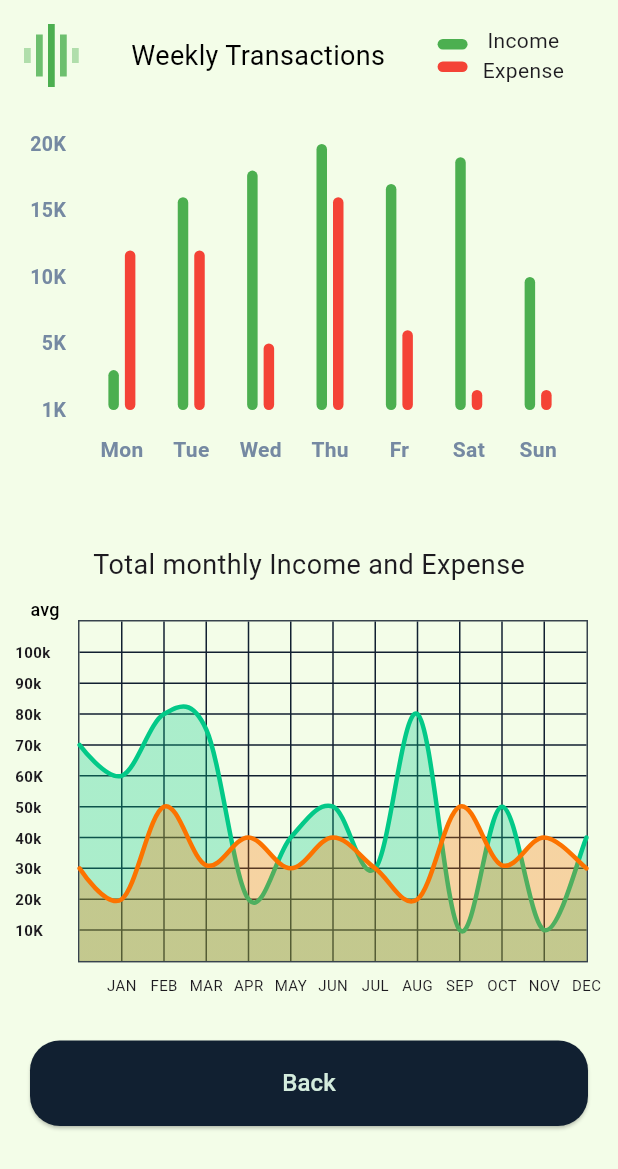
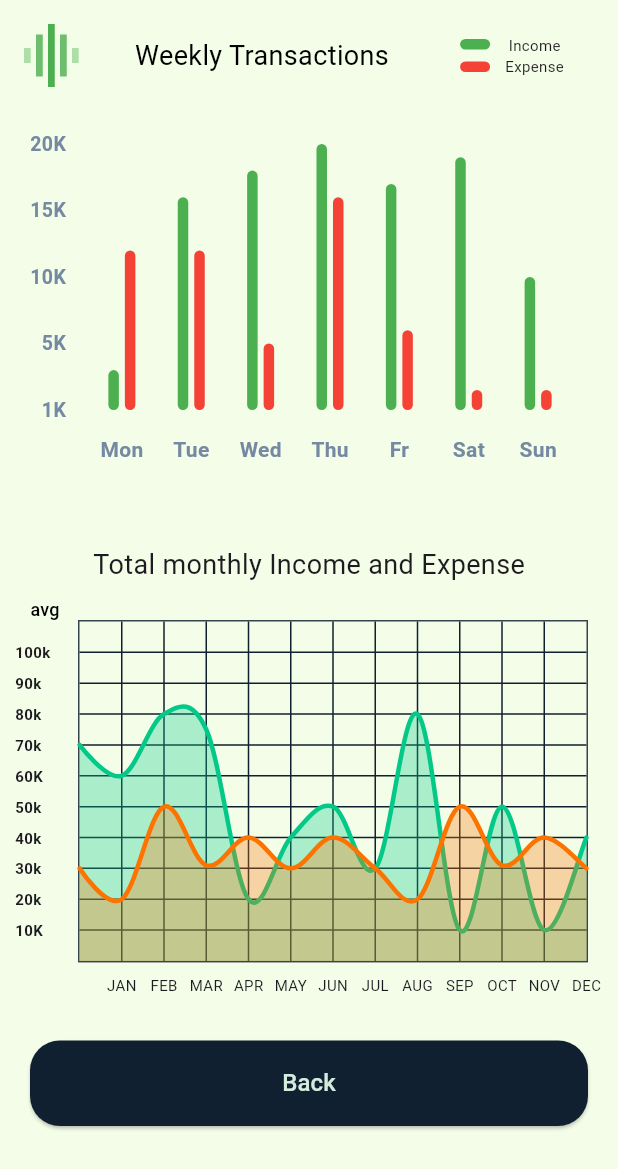
Before and after one commit to gaddie/project_manager, a Flutter app: the ChartsPage screen opened directly, on a phone screen of 412 x 824 dp. Shown: the top 1169 px of the screen. Run offline on Flutter 3.47's test engine with Material 3 defaults, Android fonts, the phone set to English and light mode, and no system bars; drawn by our look-alikes of delayed_display, fl_chart.

Commit message:
fixing overflowwing text

```diff
--- a/lib/BarChart.dart
+++ b/lib/BarChart.dart
@@ -59,7 +59,7 @@ class BarChartSample2State extends State<BarChartSample2> {
               children: <Widget>[
                 makeTransactionsIcon(),
                 Padding(
-                  padding: EdgeInsets.only(left: 20),
+                  padding: EdgeInsets.only(left: 10),
                   child: Text(
                     'Weekly Transactions',
                     style: TextStyle(color: Colors.black, fontSize: 18),
@@ -95,8 +95,14 @@ class BarChartSample2State extends State<BarChartSample2> {
                       ),
                       Column(
                         children: [
-                          Text('Income'),
-                          Text('Expense'),
+                          Text(
+                            'Income',
+                            style: TextStyle(fontSize: 10),
+                          ),
+                          Text(
+                            'Expense',
+                            style: TextStyle(fontSize: 10),
+                          ),
                         ],
                       )
                     ],
```
Also changed, not shown: 1 other file.
